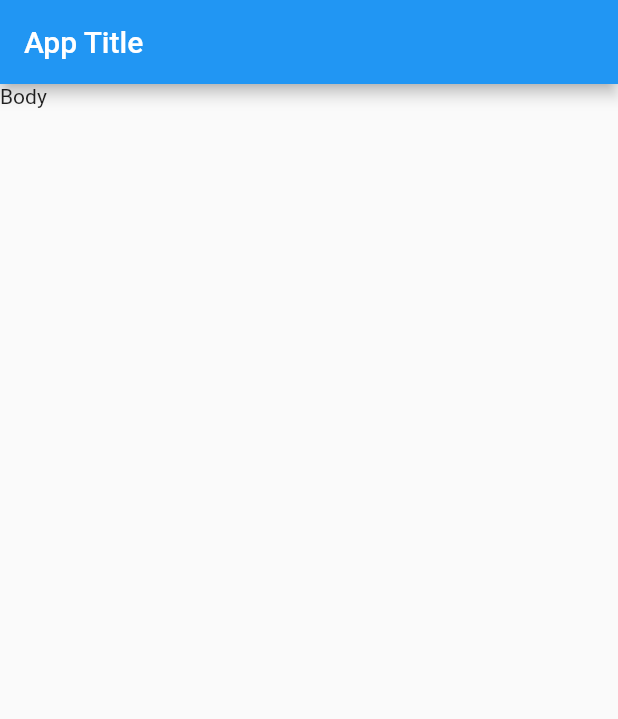
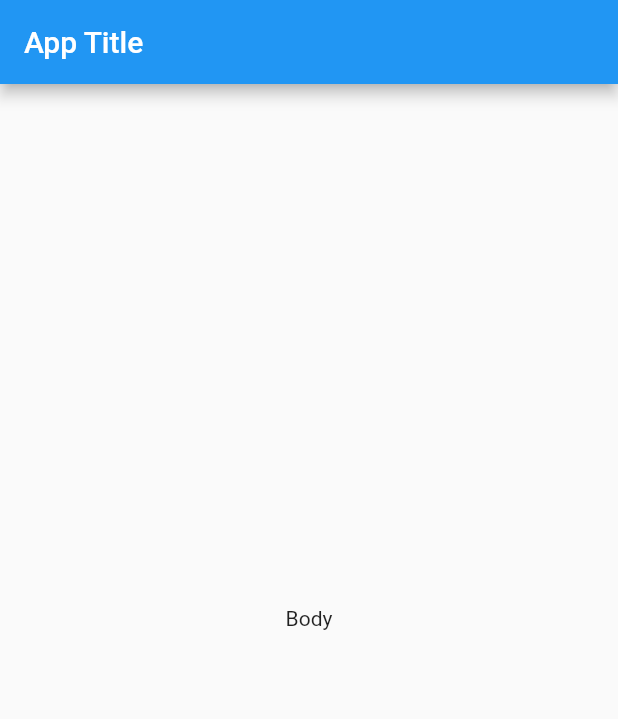
Before and after one commit to SmallPeenwow/flutter_application_test, a Flutter app: the screen it shows after launch, on a phone screen of 412 x 824 dp. Shown: the top 719 px of the screen. Run offline on Flutter 3.47's test engine with Material 2 defaults, Android fonts, the phone set to English and light mode, and no system bars.

Commit message:
12 Center Done

```diff
--- a/lib/main.dart
+++ b/lib/main.dart
@@ -15,7 +15,7 @@ class MyApp extends StatelessWidget {
         appBar: AppBar(
           title: const Text('App Title'),
         ),
-        body: const Text('Body'),
+        body: const Center(child: Text('Body')),
         bottomNavigationBar: BottomNavigationBar(
           items: const [
             BottomNavigationBarItem(
```
